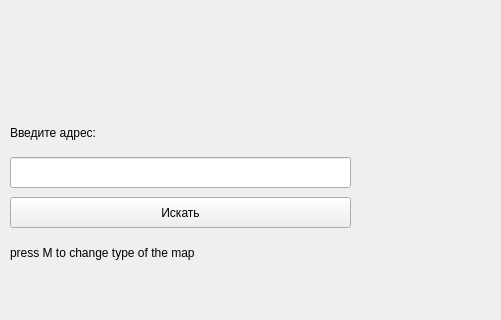
The window that api/main.ui (123name123/super_mega_cool_project) describes before a commit, drawn with Qt 5; both pictures show x 0 to 501 and y 353 to 673 of the 674 by 673 pixel window.
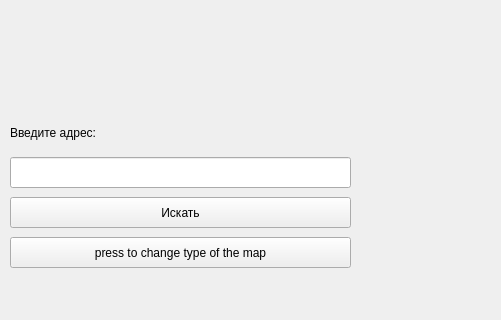
The same window after the commit.

```diff
--- a/api/main.ui
+++ b/api/main.ui
@@ -27,19 +27,6 @@
      <string/>
     </property>
    </widget>
-   <widget class="QLabel" name="label">
-    <property name="geometry">
-     <rect>
-      <x>10</x>
-      <y>590</y>
-      <width>211</width>
-      <height>31</height>
-     </rect>
-    </property>
-    <property name="text">
-     <string>press M to change type of the map</string>
-    </property>
-   </widget>
    <widget class="QLineEdit" name="input">
     <property name="geometry">
      <rect>
@@ -76,6 +63,19 @@
      <string>Введите адрес:</string>
     </property>
    </widget>
+   <widget class="QPushButton" name="chng_map">
+    <property name="geometry">
+     <rect>
+      <x>10</x>
+      <y>590</y>
+      <width>341</width>
+      <height>31</height>
+     </rect>
+    </property>
+    <property name="text">
+     <string>press to change type of the map</string>
+    </property>
+   </widget>
   </widget>
   <widget class="QMenuBar" name="menubar">
    <property name="geometry">
```
